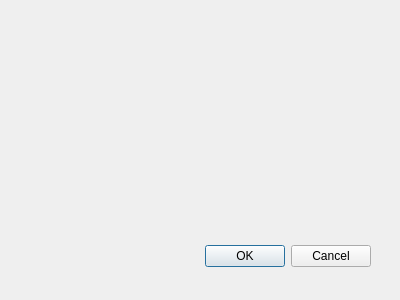
This is Benkyu/insertword.ui in HerdMoon/Benkyu as Qt 5 draws it before an edit. The edited form follows.
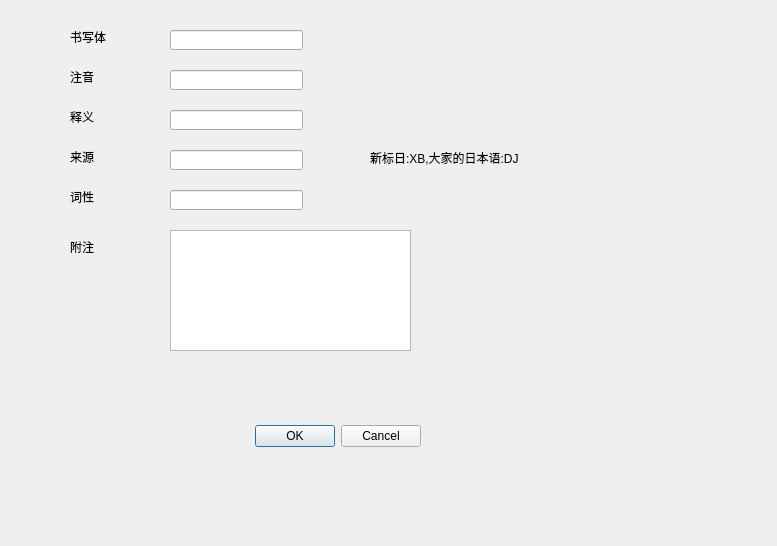
This is the edited form.

```diff
--- a/Benkyu/insertword.ui
+++ b/Benkyu/insertword.ui
@@ -8,8 +8,8 @@
    <rect>
     <x>0</x>
     <y>0</y>
-    <width>400</width>
-    <height>300</height>
+    <width>777</width>
+    <height>546</height>
    </rect>
   </property>
   <property name="windowTitle">
@@ -18,8 +18,8 @@
   <widget class="QDialogButtonBox" name="buttonBox">
    <property name="geometry">
     <rect>
-     <x>30</x>
-     <y>240</y>
+     <x>80</x>
+     <y>420</y>
      <width>341</width>
      <height>32</height>
     </rect>
@@ -31,6 +31,157 @@
     <set>QDialogButtonBox::Cancel|QDialogButtonBox::Ok</set>
    </property>
   </widget>
+  <widget class="QLineEdit" name="NameEdit">
+   <property name="geometry">
+    <rect>
+     <x>170</x>
+     <y>30</y>
+     <width>133</width>
+     <height>20</height>
+    </rect>
+   </property>
+  </widget>
+  <widget class="QLabel" name="label">
+   <property name="geometry">
+    <rect>
+     <x>70</x>
+     <y>30</y>
+     <width>47</width>
+     <height>13</height>
+    </rect>
+   </property>
+   <property name="text">
+    <string>书写体</string>
+   </property>
+  </widget>
+  <widget class="QLabel" name="label_2">
+   <property name="geometry">
+    <rect>
+     <x>70</x>
+     <y>70</y>
+     <width>47</width>
+     <height>13</height>
+    </rect>
+   </property>
+   <property name="text">
+    <string>注音</string>
+   </property>
+  </widget>
+  <widget class="QLineEdit" name="PronEdit">
+   <property name="geometry">
+    <rect>
+     <x>170</x>
+     <y>70</y>
+     <width>133</width>
+     <height>20</height>
+    </rect>
+   </property>
+  </widget>
+  <widget class="QLabel" name="label_3">
+   <property name="geometry">
+    <rect>
+     <x>70</x>
+     <y>110</y>
+     <width>47</width>
+     <height>13</height>
+    </rect>
+   </property>
+   <property name="text">
+    <string>释义</string>
+   </property>
+  </widget>
+  <widget class="QLineEdit" name="SyntaxEdit">
+   <property name="geometry">
+    <rect>
+     <x>170</x>
+     <y>110</y>
+     <width>133</width>
+     <height>20</height>
+    </rect>
+   </property>
+  </widget>
+  <widget class="QPlainTextEdit" name="plainTextEdit">
+   <property name="geometry">
+    <rect>
+     <x>170</x>
+     <y>230</y>
+     <width>241</width>
+     <height>121</height>
+    </rect>
+   </property>
+  </widget>
+  <widget class="QLabel" name="label_4">
+   <property name="geometry">
+    <rect>
+     <x>70</x>
+     <y>150</y>
+     <width>47</width>
+     <height>13</height>
+    </rect>
+   </property>
+   <property name="text">
+    <string>来源</string>
+   </property>
+  </widget>
+  <widget class="QLineEdit" name="SourceEdit">
+   <property name="geometry">
+    <rect>
+     <x>170</x>
+     <y>150</y>
+     <width>133</width>
+     <height>20</height>
+    </rect>
+   </property>
+  </widget>
+  <widget class="QLabel" name="label_5">
+   <property name="geometry">
+    <rect>
+     <x>70</x>
+     <y>240</y>
+     <width>47</width>
+     <height>13</height>
+    </rect>
+   </property>
+   <property name="text">
+    <string>附注</string>
+   </property>
+  </widget>
+  <widget class="QLabel" name="label_6">
+   <property name="geometry">
+    <rect>
+     <x>370</x>
+     <y>150</y>
+     <width>161</width>
+     <height>16</height>
+    </rect>
+   </property>
+   <property name="text">
+    <string>新标日:XB,大家的日本语:DJ</string>
+   </property>
+  </widget>
+  <widget class="QLabel" name="label_7">
+   <property name="geometry">
+    <rect>
+     <x>70</x>
+     <y>190</y>
+     <width>47</width>
+     <height>13</height>
+    </rect>
+   </property>
+   <property name="text">
+    <string>词性</string>
+   </property>
+  </widget>
+  <widget class="QLineEdit" name="TypeEdit">
+   <property name="geometry">
+    <rect>
+     <x>170</x>
+     <y>190</y>
+     <width>133</width>
+     <height>20</height>
+    </rect>
+   </property>
+  </widget>
  </widget>
  <pixmapfunction/>
  <resources/>
```
Left out of the diff: 5 changed lines with no effect on the pictures.
